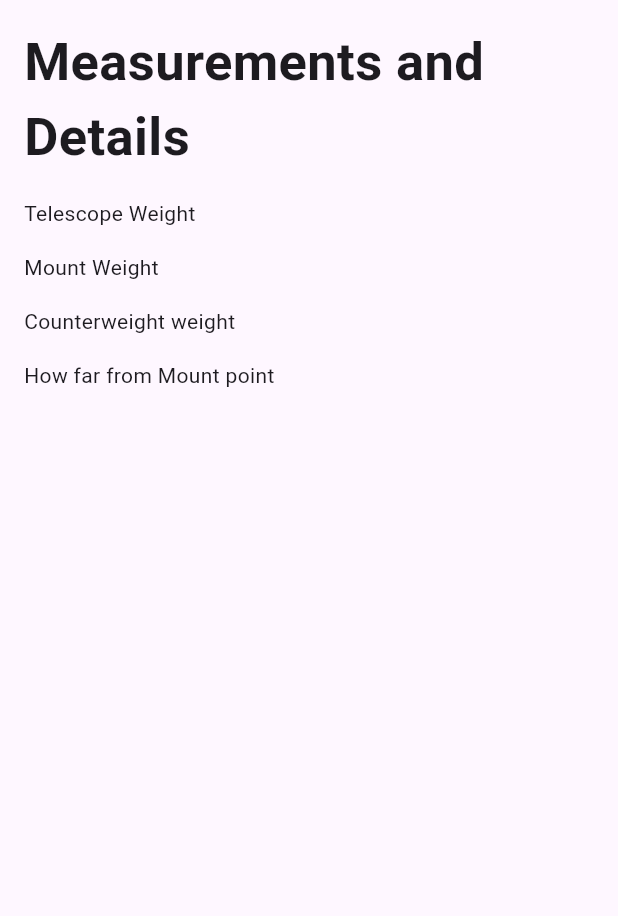
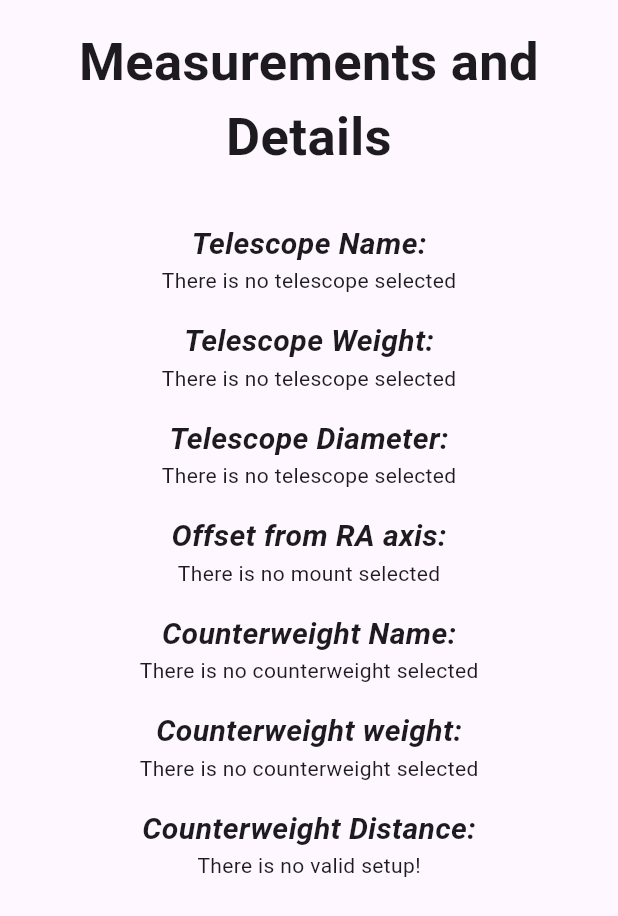
Before and after one commit to tbisch1/BalanceMate, a Flutter app: the DetailsPage screen opened directly, on a phone screen of 412 x 824 dp. Shown: the top 916 px of the screen. Run offline on Flutter 3.47's test engine with Material 3 defaults, Android fonts, the phone set to English and light mode, and no system bars; our stand-ins replace sqflite; accounts and stored records are empty.

Commit message:
The details page reveals the details and "Looks pretty"

```diff
--- a/lib/database_manager.dart
+++ b/lib/database_manager.dart
@@ -117,6 +117,16 @@ class CounterweightSetup {
 
   int getId() {
     return _id;
+  }
+  String getName() {
+    return "$_name - $_counterweights";
+  }
+  double getWeight() {
+    double totalWeight = 0.0;
+    for (Counterweight counterweight in _counterweights) {
+      totalWeight += counterweight.getWeight();
+    }
+    return totalWeight;
   }
 }
 
--- a/lib/details_page.dart
+++ b/lib/details_page.dart
@@ -1,4 +1,5 @@
 import 'package:flutter/material.dart';
+import 'package:balancemate/calculator.dart';
 
 class DetailsPage extends StatefulWidget{
   const DetailsPage({super.key});
@@ -9,25 +10,35 @@ class DetailsPage extends StatefulWidget{
 class _DetailsPageState extends State<DetailsPage> {
     @override
     Widget build(BuildContext context) {
-    return const Scaffold(
+    return Scaffold(
       body:
         SafeArea(child:
-          Padding(padding: EdgeInsets.all(16), child:
+          Padding(padding: const EdgeInsets.all(16), child:
             Column(
-              crossAxisAlignment: CrossAxisAlignment.start,
               children: [
-                Text("Measurements and Details", style: TextStyle(fontSize: 35, fontWeight: FontWeight.bold),),
-                SizedBox(height: 16),
-                Text("Telescope Weight"),
-                SizedBox(height: 16),
-                Text("Mount Weight"),
-                SizedBox(height: 16),
-                Text("Counterweight weight"),
-                SizedBox(height: 16),
-                Text("How far from Mount point"),
-                SizedBox(height: 16)
-              ],
-            )
+                const Text("Measurements and Details", style: TextStyle(fontSize: 35, fontWeight: FontWeight.bold), textAlign: TextAlign.center, softWrap: true),
+                const SizedBox(height: 32),
+                const Text("Telescope Name:", style: TextStyle(fontSize: 20, fontStyle: FontStyle.italic, fontWeight: FontWeight.bold), softWrap: true),
+                Text(Calculator.telescope != null ? "${Calculator.telescope}" : "There is no telescope selected", softWrap: true),
+                const SizedBox(height: 16),
+                const Text("Telescope Weight:", style: TextStyle(fontSize: 20, fontStyle: FontStyle.italic, fontWeight: FontWeight.bold), softWrap: true),
+                Text(Calculator.telescope != null ? "${Calculator.telescope?.getWeight()}kg" : "There is no telescope selected", softWrap: true),
+                const SizedBox(height: 16),
+                const Text("Telescope Diameter:", style: TextStyle(fontSize: 20, fontStyle: FontStyle.italic, fontWeight: FontWeight.bold), softWrap: true),
+                Text(Calculator.telescope != null ? "${Calculator.telescope?.getDiameter()}mm" : "There is no telescope selected", softWrap: true),
+                const SizedBox(height: 16),
+                const Text("Offset from RA axis:", style: TextStyle(fontSize: 20, fontStyle: FontStyle.italic, fontWeight: FontWeight.bold), softWrap: true),
+                Text(Calculator.mount != null ? Calculator.mount?.getDistance() != null ? "${Calculator.mount?.getDistance()}mm" : "There is no given offset for this mount" : "There is no mount selected", softWrap: true,),
+                const SizedBox(height: 16),
+                const Text("Counterweight Name:", style: TextStyle(fontSize: 20, fontStyle: FontStyle.italic, fontWeight: FontWeight.bold), softWrap: true),
+                Text(Calculator.counterweight != null ? "${Calculator.counterweight?.getName()}" : "There is no counterweight selected", softWrap: true,),
+                const SizedBox(height: 16),
+                const Text("Counterweight weight:", style: TextStyle(fontSize: 20, fontStyle: FontStyle.italic, fontWeight: FontWeight.bold), softWrap: true),
+                Text(Calculator.counterweight != null ? "${Calculator.counterweight?.getWeight()}kg" : "There is no counterweight selected", softWrap: true,),
+                const SizedBox(height: 16),
+                const Text("Counterweight Distance:", style: TextStyle(fontSize: 20, fontStyle: FontStyle.italic, fontWeight: FontWeight.bold), softWrap: true),
+                Text(Calculator.calculateDistance() != null ? "${Calculator.calculateDistance()}mm" : "There is no valid setup!", softWrap: true,)
+            ])
           )
         )
     );
--- a/lib/home_page.dart
+++ b/lib/home_page.dart
@@ -1,7 +1,5 @@
 import 'package:flutter/material.dart';
 import 'package:balancemate/calculator.dart';
-import 'package:balancemate/database_manager.dart';
-
 class HomePage extends StatefulWidget {
   const HomePage({super.key});
   @override
```
